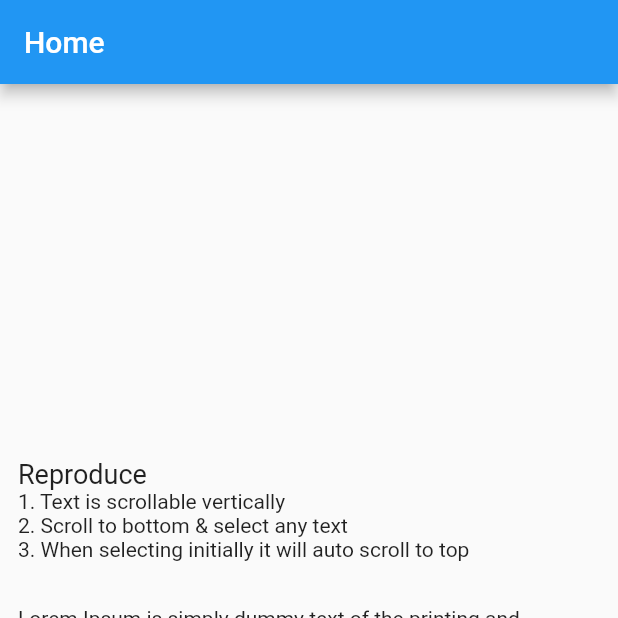
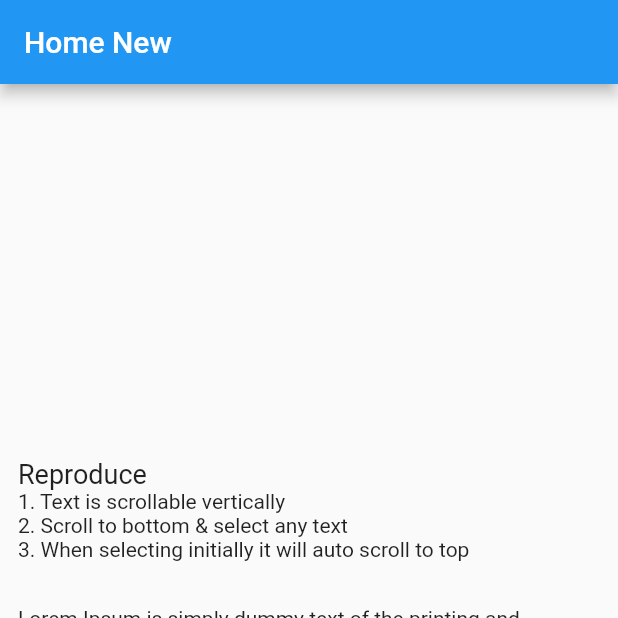
Before and after one commit to wilson-christian/flutter_selectable_text_issue, a Flutter app: the screen it shows after launch, on a phone screen of 412 x 824 dp, the top half of it. Run offline on Flutter 3.47's test engine with Material 2 defaults, Android fonts, the phone set to English and light mode, and no system bars.

Commit message:
Title changed

```diff
--- a/lib/main.dart
+++ b/lib/main.dart
@@ -13,7 +13,7 @@ class MyApp extends StatelessWidget {
         primarySwatch: Colors.blue,
       ),
       home: MyHomePage(
-        title: "Home",
+        title: "Home New",
       ),
     );
   }
```
